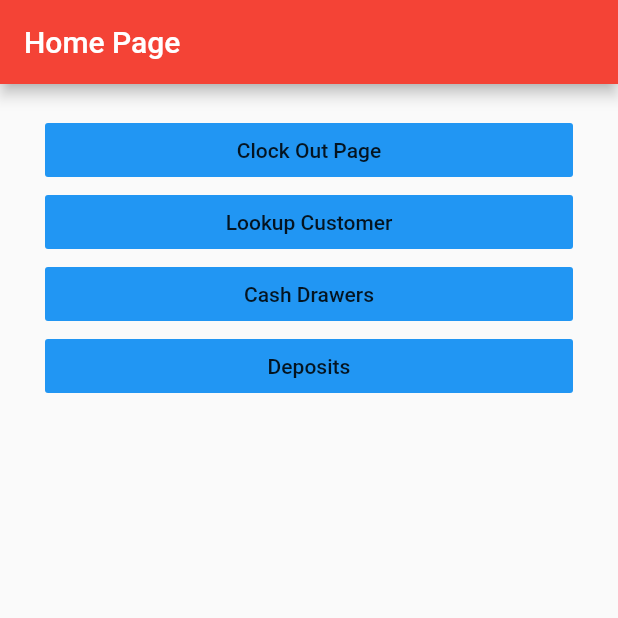
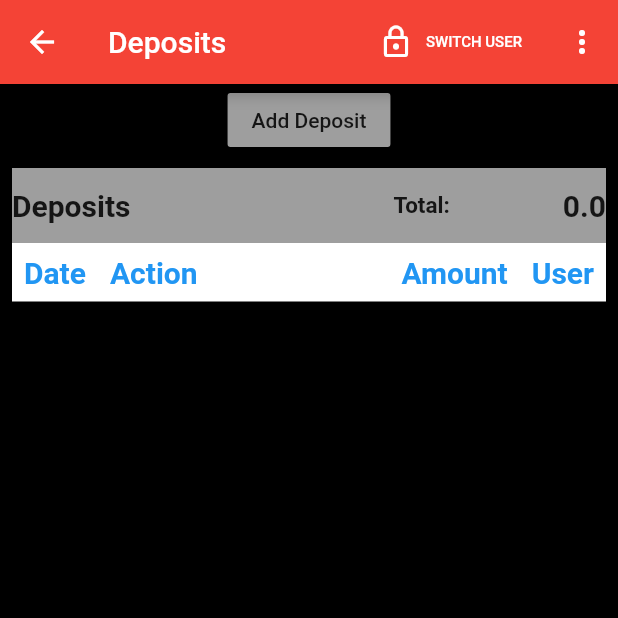
Before and after one commit to SalimBinashi/Designs, a Flutter app: the screen it shows after launch, after a tap on "Deposits", on a phone screen of 412 x 824 dp, the top half of it. Run offline on Flutter 3.47's test engine with Material 2 defaults, Android fonts, the phone set to English and light mode, and no system bars; missing offline and left inert: flappy_search_bar.

Commit message:
Designing the Deposits

```diff
--- /dev/null
+++ b/lib/screens/deposits_screen.dart
@@ -0,0 +1,201 @@
+import 'package:flutter/material.dart';
+
+class DepositScreen extends StatefulWidget {
+  @override
+  _DepositScreenState createState() => _DepositScreenState();
+}
+
+class _DepositScreenState extends State<DepositScreen> {
+  // final deposits = ['juma', 'kamau', 'ken'];
+
+  @override
+  Widget build(BuildContext context) {
+    return Scaffold(
+      appBar: AppBar(
+        title: Text("Deposits"),
+        automaticallyImplyLeading: true,
+        leading: IconButton(
+          icon: Icon(
+            Icons.arrow_back,
+            color: Colors.white,
+          ),
+        ),
+        actions: [
+          Padding(
+              padding: EdgeInsets.only(right: 0.0),
+              child: GestureDetector(
+                onTap: () {},
+                child: FlatButton.icon(
+                  icon: Icon(
+                    Icons.lock_outline,
+                    color: Colors.white,
+                  ),
+                  color: Colors.red, //`Icon` to display
+                  label: Text(
+                    'SWITCH USER',
+                    style: TextStyle(color: Colors.white, fontSize: 10),
+                  ), //`Text` to display
+                  onPressed: () {
+                    // logout
+                  },
+                ),
+              )),
+          // popup menu button at the end of the appbar
+          PopupMenuButton<String>(
+            onSelected: (String value) {
+              switch (value) {
+                case 'DEVICE STATUS':
+                  break;
+              }
+            },
+            itemBuilder: (BuildContext context) {
+              return {'DEVICE STATUS'}.map((String choice) {
+                return PopupMenuItem<String>(
+                  value: choice,
+                  child: Text(choice),
+                );
+              }).toList();
+            },
+          )
+        ],
+      ),
+      body: Column(
+        children: [
+          FlatButton(
+            color: Colors.grey,
+            child: Text("Add Deposit"),
+            onPressed: () {},
+          ),
+          Padding(
+            padding: const EdgeInsets.all(8.0),
+            child: Container(
+              // height: MediaQuery.of(context).size.height,
+              child: Column(
+                children: [
+                  Container(
+                    height: 50.0,
+                    decoration: BoxDecoration(color: Colors.grey),
+                    child: Row(
+                      mainAxisAlignment: MainAxisAlignment.spaceBetween,
+                      children: [
+                        Text(
+                          "Deposits",
+                          style: TextStyle(
+                            fontWeight: FontWeight.bold,
+                            fontSize: 20.0,
+                          ),
+                        ),
+                        Padding(
+                          padding: const EdgeInsets.only(left: 100.0),
+                          child: Text(
+                            "Total:",
+                            style: TextStyle(
+                              fontWeight: FontWeight.bold,
+                              fontSize: 15.0,
+                            ),
+                          ),
+                        ),
+
+                        /// point o apply change in deposits total
+                        Text(
+                          "0.0",
+                          style: TextStyle(
+                            fontWeight: FontWeight.bold,
+                            fontSize: 20.0,
+                          ),
+                        ),
+                      ],
+                    ),
+                  ),
+                  Container(
+                    decoration: BoxDecoration(color: Colors.white),
+                    child: Row(
+                      mainAxisAlignment: MainAxisAlignment.spaceBetween,
+                      children: [
+                        Row(
+                          mainAxisAlignment: MainAxisAlignment.spaceBetween,
+                          children: [
+                            Padding(
+                              padding: const EdgeInsets.all(8.0),
+                              child: Text(
+                                "Date",
+                                style: TextStyle(
+                                  fontWeight: FontWeight.bold,
+                                  fontSize: 20.0,
+                                  color: Colors.blue,
+                                ),
+                              ),
+                            ),
+                            Padding(
+                              padding: const EdgeInsets.all(8.0),
+                              child: Text(
+                                "Action",
+                                style: TextStyle(
+                                  fontWeight: FontWeight.bold,
+                                  fontSize: 20.0,
+                                  color: Colors.blue
+                                ),
+                              ),
+                            ),
+                          ],
+                        ),
+                        Row(
+                          mainAxisAlignment: MainAxisAlignment.spaceBetween,
+                          children: [
+                            Padding(
+                              padding: const EdgeInsets.all(8.0),
+                              child: Text(
+                                "Amount",
+                                style: TextStyle(
+                                  fontWeight: FontWeight.bold,
+                                  fontSize: 20.0,
+                                  color: Colors.blue,
+                                ),
+                              ),
+                            ),
+                            Padding(
+                              padding: const EdgeInsets.all(8.0),
+                              child: Text(
+                                "User",
+                                style: TextStyle(
+                                  fontWeight: FontWeight.bold,
+                                  fontSize: 20.0,
+                                  color: Colors.blue,
+                                ),
+                              ),
+                            ),
+                          ],
+                        ),
+                      ],
+                    ),
+                  ),
+                  // Flexible(
+                  //   child: ListView.separated(
+                  //     // shrinkWrap: false,
+                  //     // itemCount: deposits.length,
+                  //     // itemBuilder: (context, index) {
+                  //     //   return ListTile(
+                  //     //     title: Text(deposits[index]),
+                  //     //   );
+                  //     // },
+                  //     separatorBuilder: (context, index) {
+                  //       return Divider();
+                  //     },
+                  //   ),
+                  // ),
+                ],
+              ),
+            ),
+          ),
+        ],
+      ),
+      backgroundColor: Colors.black,
+    );
+  }
+// void addItem() {
+//   setState(() {
+//     deposits.add(deposits[0]);
+//   });
+//
+// }
+}
--- a/lib/screens/home_screen.dart
+++ b/lib/screens/home_screen.dart
@@ -1,4 +1,5 @@
 import 'package:designs/views/cash_drawer_page.dart';
+import 'package:designs/views/deposits.dart';
 import 'package:designs/views/lookup_customer_page.dart';
 import '';import 'package:flutter/material.dart';
 import 'package:designs/views/clock_page.dart';
@@ -43,8 +44,8 @@ class HomeScreen extends StatelessWidget {
             ),
             FlatButton(
               onPressed: () {
-                // Navigator.push(context,
-                //   MaterialPageRoute(builder: (context) => LookUpPage()),);
+                Navigator.push(context,
+                  MaterialPageRoute(builder: (context) => DepositsPage()),);
               },
               child:
               Text("Deposits"),
--- a/lib/views/deposits.dart
+++ b/lib/views/deposits.dart
@@ -1 +1,15 @@
 import 'package:flutter/material.dart';
+import 'package:designs/screens/deposits_screen.dart';
+import 'package:designs/screens/cash_drawer_screen.dart';
+
+class DepositsPage extends StatefulWidget {
+  @override
+  _DepositsPageState createState() => _DepositsPageState();
+}
+
+class _DepositsPageState extends State<DepositsPage> {
+  @override
+  Widget build(BuildContext context) {
+    return DepositScreen();
+  }
+}
```
